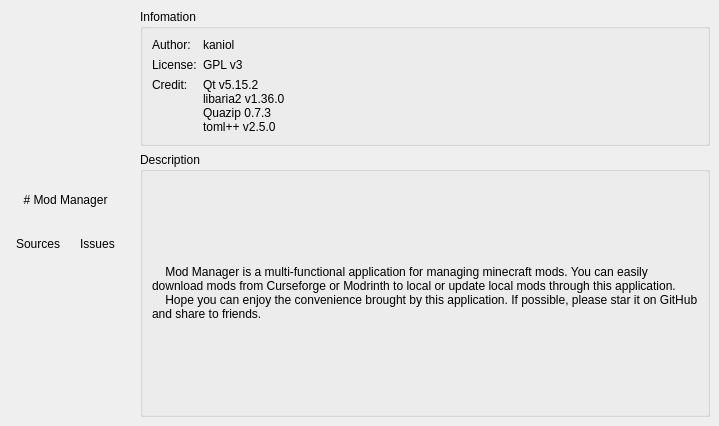
The window that src/ui/aboutdialog.ui (kaniol-lck/modmanager) describes before a commit, drawn with Qt 5.
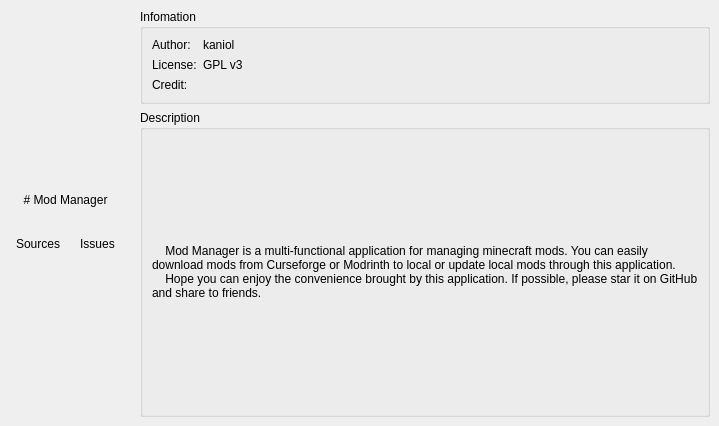
The same window after the commit. Icons and pictures are not drawn.

Patch:
```diff
--- a/src/ui/aboutdialog.ui
+++ b/src/ui/aboutdialog.ui
@@ -200,14 +200,7 @@
             </widget>
            </item>
            <item row="2" column="1">
-            <widget class="QLabel" name="label_9">
-             <property name="text">
-              <string notr="true">Qt v5.15.2
-libaria2 v1.36.0
-Quazip 0.7.3
-toml++ v2.5.0</string>
-             </property>
-            </widget>
+            <widget class="QLabel" name="credit_label"/>
            </item>
           </layout>
          </item>
```
Left out of the diff: 1 changed line with no effect on the pictures.
